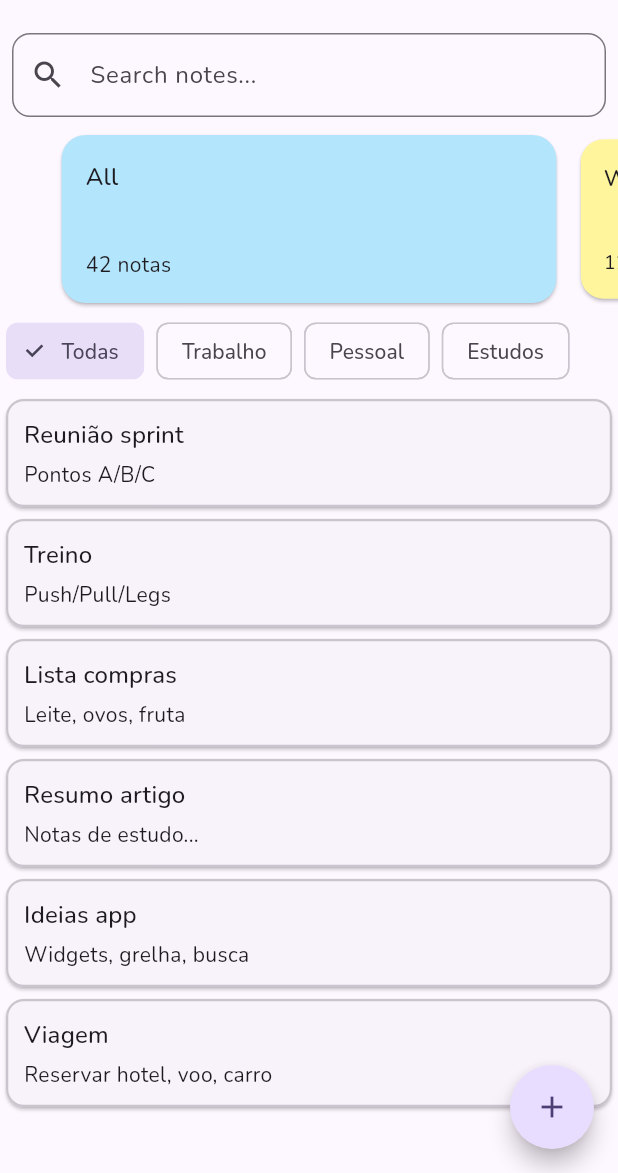
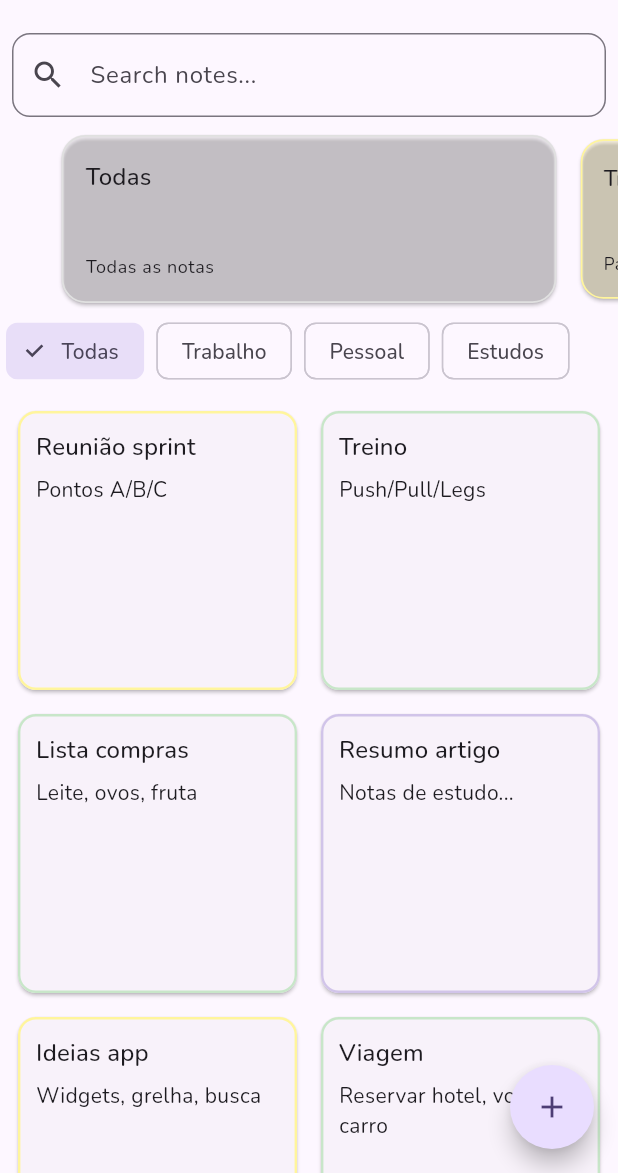
Before and after one commit to TiagoNeves00/tiago-notebox, a Flutter app: the screen it shows after launch, after a tap on the "bolt" icon, on a phone screen of 412 x 824 dp, the part 63-1236 px from its top. Run offline on Flutter 3.47's test engine with Material 3 defaults, Android fonts, the light colour scheme and no system bars; drawn by our look-alikes of dynamic_color; our stand-ins replace drift, flutter_riverpod, go_router, google_fonts; accounts and stored records are empty; generated files the repository leaves out were written again.

Commit message:
Some Fixes
- Rewrite FolderCarousel with ConsumerState, typed StreamBuilder and no .let
- Go_router push in NoteGrid
- Wired folder carousel to selectedFolder filter and sync palette with grid

```diff
--- a/lib/features/home/home_page.dart
+++ b/lib/features/home/home_page.dart
@@ -7,6 +7,7 @@ import 'package:notebox/dev/dev_seed.dart';
 import 'package:notebox/features/home/providers/filters.dart';
 import 'package:notebox/features/home/providers/notes_provider.dart';
 import 'package:notebox/features/home/widgets/folder_carousel.dart';
+import 'package:notebox/features/home/widgets/note_grid.dart';
 import 'package:notebox/theme/theme_mode.dart';
 
 class HomePage extends ConsumerWidget {
@@ -55,49 +56,9 @@ class HomePage extends ConsumerWidget {
             child: ref
                 .watch(notesProvider)
                 .when(
-                  data: (notes) {
-                    if (notes.isEmpty) {
-                      return const Center(child: Text('Sem notas ainda'));
-                    }
-                    return ListView.builder(
-                      itemCount: notes.length,
-                      itemBuilder: (_, i) {
-                        final n = notes[i];
-                        final c = n.color != null
-                            ? Color(n.color!)
-                            : Theme.of(context).colorScheme.outlineVariant;
-                        return Card(
-                          shape: RoundedRectangleBorder(
-                            borderRadius: BorderRadius.circular(12),
-                            side: BorderSide(color: c, width: 1.5),
-                          ),
-                          child: InkWell(
-                            onTap: () => context.push('/edit/${n.id}'),
-                            child: Padding(
-                              padding: const EdgeInsets.all(12),
-                              child: Column(
-                                crossAxisAlignment: CrossAxisAlignment.start,
-                                children: [
-                                  Text(
-                                    n.title,
-                                    style: Theme.of(
-                                      context,
-                                    ).textTheme.titleMedium,
-                                  ),
-                                  const SizedBox(height: 4),
-                                  Text(
-                                    n.body,
-                                    maxLines: 3,
-                                    overflow: TextOverflow.ellipsis,
-                                  ),
-                                ],
-                              ),
-                            ),
-                          ),
-                        );
-                      },
-                    );
-                  },
+                  data: (notes) => notes.isEmpty
+                      ? const Center(child: Text('Sem notas'))
+                      : NoteGrid(notes: notes),
                   loading: () =>
                       const Center(child: CircularProgressIndicator()),
                   error: (e, _) => Center(child: Text('Erro: $e')),
--- a/lib/features/home/widgets/folder_carousel.dart
+++ b/lib/features/home/widgets/folder_carousel.dart
@@ -1,60 +1,85 @@
 import 'package:flutter/material.dart';
-import 'package:notebox/features/home/mock_data.dart';
+import 'package:flutter_riverpod/flutter_riverpod.dart';
+import 'package:notebox/data/local/db.dart';
+import 'package:notebox/data/repos/folders_repo.dart';
+import 'package:notebox/features/home/providers/filters.dart';
+import 'package:notebox/features/home/widgets/note_grid.dart';
 
-
-class FolderCarousel extends StatefulWidget {
+class FolderCarousel extends ConsumerStatefulWidget {
   const FolderCarousel({super.key});
   @override
-  State<FolderCarousel> createState() => _FolderCarouselState();
+  ConsumerState<FolderCarousel> createState() => _FolderCarouselState();
 }
 
-class _FolderCarouselState extends State<FolderCarousel> {
+class _FolderCarouselState extends ConsumerState<FolderCarousel> {
   late final PageController _ctrl;
   double _page = 0;
 
   @override
   void initState() {
     super.initState();
-    _ctrl = PageController(viewportFraction: .82)..addListener(_onScroll);
+    _ctrl = PageController(viewportFraction: .82)
+      ..addListener(() => setState(() => _page = _ctrl.page ?? 0));
   }
-
-  void _onScroll() => setState(() => _page = _ctrl.page ?? 0);
 
   @override
   void dispose() {
-    _ctrl
-      ..removeListener(_onScroll)
-      ..dispose();
+    _ctrl.dispose();
     super.dispose();
   }
 
   @override
   Widget build(BuildContext context) {
+    final Stream<List<Folder>> stream =
+        ref.watch(foldersRepoProvider).watchAll();
+
     return SizedBox(
       height: 120,
-      child: PageView.builder(
+      child: StreamBuilder<List<Folder>>(
+        stream: stream,
+        builder: (context, snapshot) {
+          final folders = snapshot.data ?? const <Folder>[];
+          final total = folders.length + 1; // + "Todas"
+          if (total == 1) return const SizedBox.shrink();
+
+          return PageView.builder(
             controller: _ctrl,
-        itemCount: foldersMock.length,
-        itemBuilder: (_, i) {
-          final f = foldersMock[i];
+            itemCount: total,
+            onPageChanged: (i) {
+              final id = i == 0 ? null : folders[i - 1].id;
+              ref.read(selectedFolderIdProvider.notifier).state = id;
+            },
+            itemBuilder: (context, i) {
+              final isAll = i == 0;
+              final String name = isAll ? 'Todas' : folders[i - 1].name;
+              final int? id = isAll ? null : folders[i - 1].id;
+              final color = folderColor(id);
               final active = (i - _page).abs() < .5;
+
               return AnimatedScale(
-            duration: const Duration(milliseconds: 200),
+                duration: const Duration(milliseconds: 150),
                 scale: active ? 1 : .95,
                 child: Card(
-              color: f.color,
-              shape: RoundedRectangleBorder(borderRadius: BorderRadius.circular(16)),
+                  color: color.withOpacity(.25),
+                  shape: RoundedRectangleBorder(
+                    borderRadius: BorderRadius.circular(16),
+                    side: BorderSide(color: color, width: 1.2),
+                  ),
                   child: InkWell(
-                onTap: () {}, // filtrar por pasta na Fase 3
                     borderRadius: BorderRadius.circular(16),
+                    onTap: () => ref
+                        .read(selectedFolderIdProvider.notifier)
+                        .state = id,
                     child: Padding(
                       padding: const EdgeInsets.all(16),
                       child: Column(
                         crossAxisAlignment: CrossAxisAlignment.start,
                         children: [
-                      Text(f.name, style: Theme.of(context).textTheme.titleMedium),
+                          Text(name,
+                              style: Theme.of(context).textTheme.titleMedium),
                           const Spacer(),
-                      Text('${f.count} notas', style: Theme.of(context).textTheme.bodyMedium),
+                          Text(isAll ? 'Todas as notas' : 'Pasta',
+                              style: Theme.of(context).textTheme.bodySmall),
                         ],
                       ),
                     ),
@@ -62,6 +87,8 @@ class _FolderCarouselState extends State<FolderCarousel> {
                 ),
               );
             },
+          );
+        },
       ),
     );
   }
--- /dev/null
+++ b/lib/features/home/widgets/note_grid.dart
@@ -0,0 +1,65 @@
+
+
+import 'package:flutter/material.dart';
+import 'package:go_router/go_router.dart';
+import 'package:notebox/data/local/db.dart';
+
+final _palette = <int>[
+  0xFFB3E5FC, 0xFFFFF59D, 0xFFC8E6C9, 0xFFD1C4E9, 0xFFFFCCBC, 0xFFFFFDE7
+];
+
+Color folderColor(int? folderId) {
+  if (folderId == null) return const Color(0xFFE0E0E0);
+  return Color(_palette[folderId % _palette.length]);
+}
+
+class NoteGrid extends StatelessWidget {
+  final List<Note> notes;
+  const NoteGrid({super.key, required this.notes});
+
+  @override
+  Widget build(BuildContext context) {
+    return GridView.builder(
+      padding: const EdgeInsets.all(8),
+      gridDelegate: const SliverGridDelegateWithFixedCrossAxisCount(
+        crossAxisCount: 2, crossAxisSpacing: 8, mainAxisSpacing: 8,
+      ),
+      itemCount: notes.length,
+      itemBuilder: (context, i) {   // <── usar context aqui
+        final n = notes[i];
+        final c = n.color != null ? Color(n.color!) : folderColor(n.folderId);
+        return Card(
+          shape: RoundedRectangleBorder(
+            borderRadius: BorderRadius.circular(12),
+            side: BorderSide(color: c, width: 1.6),
+          ),
+          child: InkWell(
+            onTap: () => context.push('/edit/${n.id}'),
+            child: Padding(
+              padding: const EdgeInsets.all(12),
+              child: Column(
+                crossAxisAlignment: CrossAxisAlignment.start,
+                children: [
+                  Text(
+                    n.title,
+                    maxLines: 1,
+                    overflow: TextOverflow.ellipsis,
+                    style: Theme.of(context).textTheme.titleMedium,
+                  ),
+                  const SizedBox(height: 6),
+                  Expanded(
+                    child: Text(
+                      n.body,
+                      maxLines: 6,
+                      overflow: TextOverflow.ellipsis,
+                    ),
+                  ),
+                ],
+              ),
+            ),
+          ),
+        );
+      },
+    );
+  }
+}
```
Also changed, not shown: lib/features/editor/note_editor_page.dart (+81 -110 lines). Lines whose indentation alone changed are shown as unchanged.
